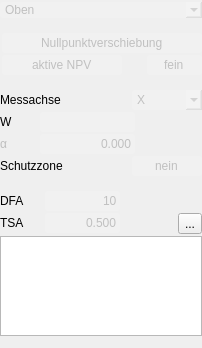
The window that TouchProbe/tp_nut.ui (mikejg/CamHelper) describes before a commit, drawn with Qt 5.
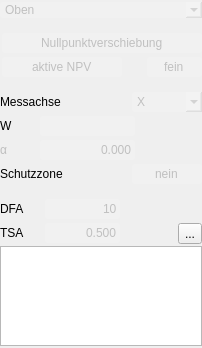
The same window after the commit. Icons and pictures are not drawn. Custom widgets are drawn as their Qt base class.

```diff
--- a/TouchProbe/tp_nut.ui
+++ b/TouchProbe/tp_nut.ui
@@ -98,6 +98,9 @@
      <property name="spacing">
       <number>0</number>
      </property>
+     <property name="bottomMargin">
+      <number>2</number>
+     </property>
      <item>
       <spacer name="horizontalSpacer_Nullpunktverschiebung_2">
        <property name="orientation">
@@ -251,6 +254,9 @@
      <property name="spacing">
       <number>2</number>
      </property>
+     <property name="bottomMargin">
+      <number>2</number>
+     </property>
      <item>
       <widget class="QLabel" name="label_Messrichtung_2">
        <property name="enabled">
@@ -319,6 +325,9 @@
      <property name="spacing">
       <number>0</number>
      </property>
+     <property name="bottomMargin">
+      <number>2</number>
+     </property>
      <item>
       <widget class="QLabel" name="label_W">
        <property name="minimumSize">
@@ -380,6 +389,9 @@
      <property name="spacing">
       <number>0</number>
      </property>
+     <property name="bottomMargin">
+      <number>2</number>
+     </property>
      <item>
       <widget class="QLabel" name="label_Alpha_2">
        <property name="enabled">
@@ -530,6 +542,9 @@
    </item>
    <item>
     <layout class="QHBoxLayout" name="horizontalLayout_DFA">
+     <property name="bottomMargin">
+      <number>2</number>
+     </property>
      <item>
       <widget class="QLabel" name="label_DFA">
        <property name="minimumSize">
@@ -668,6 +683,11 @@
   </layout>
  </widget>
  <customwidgets>
+  <customwidget>
+   <class>MLineEdit</class>
+   <extends>QLineEdit</extends>
+   <header location="global">Classes/mlineedit.h</header>
+  </customwidget>
   <customwidget>
    <class>MComboBox</class>
    <extends>QComboBox</extends>
```
Left out of the diff: 8 changed lines with no effect on the pictures.
